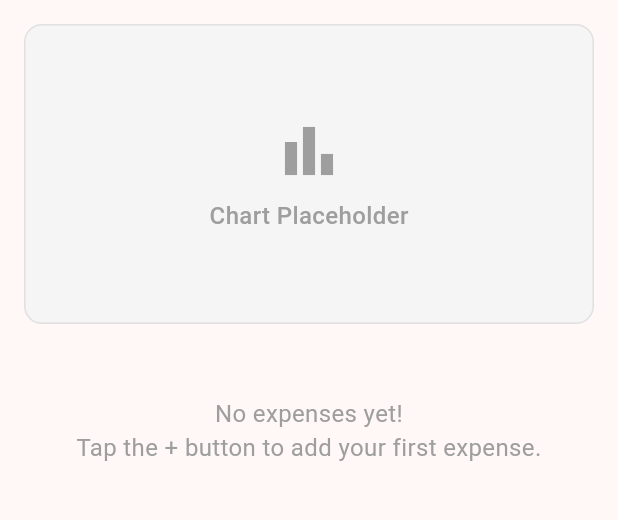
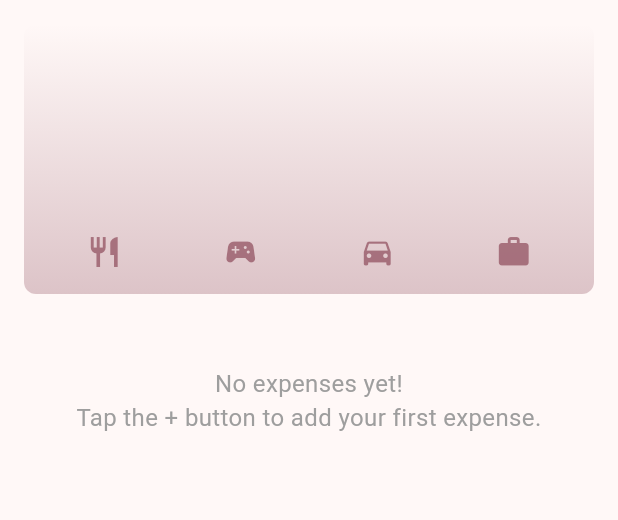
Before and after one commit to arabellamejorada/expense-tracker-app, a Flutter app: the screen it shows after launch, on a phone screen of 412 x 824 dp, the part 84-604 px from its top. Run offline on Flutter 3.47's test engine with Material 3 defaults, Android fonts, the phone set to English and light mode, and no system bars.

Commit message:
feat: added chart

```diff
--- a/lib/expense.dart
+++ b/lib/expense.dart
@@ -1,6 +1,7 @@
 import 'package:flutter/material.dart';
 import 'new_expense.dart';
 import 'model/expense_item.dart';
+import 'widget/chart.dart';
 
 class ExpenseTrackerHome extends StatefulWidget {
   const ExpenseTrackerHome({super.key});
@@ -70,38 +71,8 @@ class _ExpenseTrackerHomeState extends State<ExpenseTrackerHome> {
       body: SingleChildScrollView(
         child: Column(
           children: [
-            // Chart placeholder
-            Container(
-              width: double.infinity,
-              height: 200,
-              margin: const EdgeInsets.all(16),
-              decoration: BoxDecoration(
-                color: Colors.grey[100],
-                borderRadius: BorderRadius.circular(12),
-                border: Border.all(color: Colors.grey[300]!),
-              ),
-              child: const Center(
-                child: Column(
-                  mainAxisAlignment: MainAxisAlignment.center,
-                  children: [
-                    Icon(
-                      Icons.bar_chart,
-                      size: 48,
-                      color: Colors.grey,
-                    ),
-                    SizedBox(height: 8),
-                    Text(
-                      'Chart Placeholder',
-                      style: TextStyle(
-                        fontSize: 16,
-                        color: Colors.grey,
-                        fontWeight: FontWeight.w500,
-                      ),
-                    ),
-                  ],
-                ),
-              ),
-            ),
+            // Expense Chart
+            Chart(expenses: _expenses),
 
             // Expenses list
             if (_expenses.isNotEmpty) ...[
--- /dev/null
+++ b/lib/widget/chart.dart
@@ -0,0 +1,94 @@
+import 'package:flutter/material.dart';
+import '../model/expense_item.dart';
+import 'chart/chart_bar.dart';
+
+class Chart extends StatelessWidget {
+  const Chart({super.key, required this.expenses});
+
+  final List<Expense> expenses;
+
+  List<ExpenseBucket> get buckets {
+    return [
+      ExpenseBucket(category: ExpenseCategory.food, allExpenses: expenses),
+      ExpenseBucket(category: ExpenseCategory.leisure, allExpenses: expenses),
+      ExpenseBucket(category: ExpenseCategory.travel, allExpenses: expenses),
+      ExpenseBucket(category: ExpenseCategory.work, allExpenses: expenses),
+    ];
+  }
+
+  double get maxTotalExpense {
+    double maxTotalExpense = 0;
+
+    for (final bucket in buckets) {
+      if (bucket.totalExpenses > maxTotalExpense) {
+        maxTotalExpense = bucket.totalExpenses;
+      }
+    }
+
+    return maxTotalExpense;
+  }
+
+  @override
+  Widget build(BuildContext context) {
+    final isDarkMode =
+        MediaQuery.of(context).platformBrightness == Brightness.dark;
+    return Container(
+      margin: const EdgeInsets.all(16),
+      padding: const EdgeInsets.symmetric(
+        vertical: 16,
+        horizontal: 8,
+      ),
+      width: double.infinity,
+      height: 180,
+      decoration: BoxDecoration(
+        borderRadius: BorderRadius.circular(8),
+        gradient: LinearGradient(
+          colors: [
+            Theme.of(context).colorScheme.primary.withOpacity(0.3),
+            Theme.of(context).colorScheme.primary.withOpacity(0.0)
+          ],
+          begin: Alignment.bottomCenter,
+          end: Alignment.topCenter,
+        ),
+      ),
+      child: Column(
+        children: [
+          Expanded(
+            child: Row(
+              crossAxisAlignment: CrossAxisAlignment.end,
+              children: [
+                for (final bucket in buckets) // alternative to map()
+                  ChartBar(
+                    fill: bucket.totalExpenses == 0
+                        ? 0
+                        : bucket.totalExpenses / maxTotalExpense,
+                  )
+              ],
+            ),
+          ),
+          const SizedBox(height: 12),
+          Row(
+            children: buckets
+                .map(
+                  (bucket) => Expanded(
+                    child: Padding(
+                      padding: const EdgeInsets.symmetric(horizontal: 4),
+                      child: Icon(
+                        bucket.category.icon,
+                        color: isDarkMode
+                            ? Theme.of(context).colorScheme.secondary
+                            : Theme.of(context)
+                                .colorScheme
+                                .primary
+                                .withOpacity(0.7),
+                      ),
+                    ),
+                  ),
+                )
+                .toList(),
+          )
+        ],
+      ),
+    );
+  }
+}
```
Also changed, not shown: lib/widget/chart/chart.dart (added, +94 -0 lines), lib/widget/chart/chart_bar.dart (added, +34 -0 lines).
